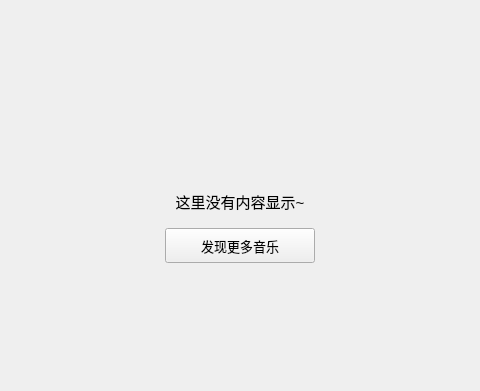
First picture: the form in KuGouStart/LocalDownload/DownloadedSong/DownloadedSong.ui, repository a-mo-xi-wei/Qt-KuGouAppClient, before the edit; both pictures show x 187 to 667 and y 0 to 391 of the 854 by 391 pixel window.
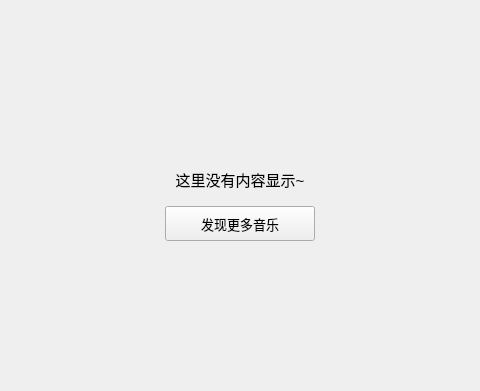
Second picture: the form after the edit. Custom widgets are drawn as their Qt base class.

```diff
--- a/KuGouStart/LocalDownload/DownloadedSong/DownloadedSong.ui
+++ b/KuGouStart/LocalDownload/DownloadedSong/DownloadedSong.ui
@@ -195,7 +195,7 @@
    </item>
    <item>
     <widget class="QWidget" name="table_widget" native="true">
-     <layout class="QVBoxLayout" name="verticalLayout_2">
+     <layout class="QVBoxLayout" name="verticalLayout_2" stretch="2,1,3">
       <item>
        <spacer name="verticalSpacer_2">
         <property name="orientation">
```
